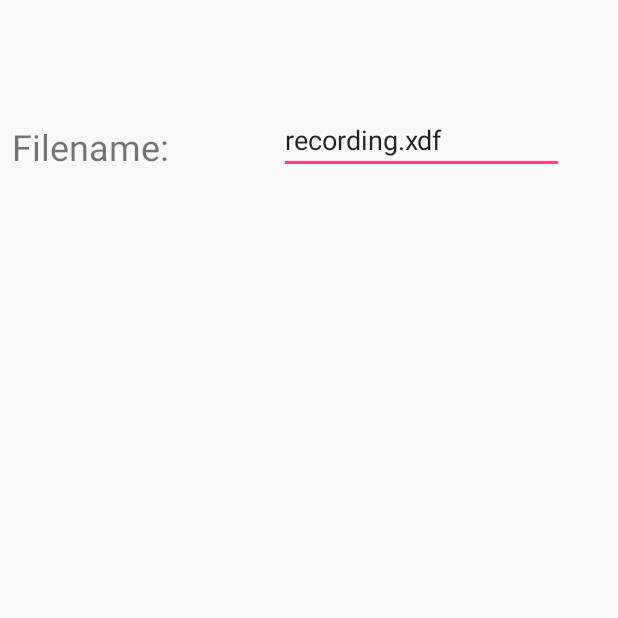
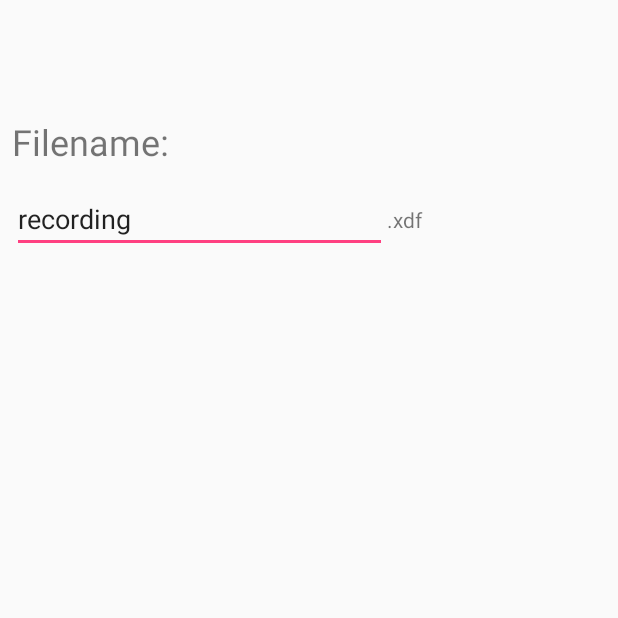
Before and after one commit to NeuropsyOL/RECORDA, an Android app: the screen it shows after launch (SettingsActivity), after a tap on an icon or button, on a phone screen of 412 x 824 dp, the top half of it. Run offline under Robolectric (Android 15) with nearby library versions, the light colour scheme and no system bars; 1 statement that could not run was skipped.

Commit message:
Use filename chosen by user in settings.

```diff
--- a/app/src/main/java/com/example/aliayubkhan/LSLReceiver/LSLService.java
+++ b/app/src/main/java/com/example/aliayubkhan/LSLReceiver/LSLService.java
@@ -8,6 +8,7 @@ import android.content.Context;
 import android.content.Intent;
 import android.graphics.Color;
 import android.os.Build;
+import android.os.Environment;
 import android.os.IBinder;
 import android.support.annotation.RequiresApi;
 import android.support.v4.app.NotificationCompat;
@@ -165,7 +166,10 @@ public class LSLService extends Service {
     private static Path freshRecordingFilePath() {
         String isoTime = LocalDateTime.now().toString();
         String fileNameSafeTime = isoTime.replace(':', '-');
-        return Paths.get(MainActivity.path, "recording-" + fileNameSafeTime + ".xdf");
+        String filename = MainActivity.filenamevalue + "-" + fileNameSafeTime + ".xdf";
+
+        Path path = Environment.getExternalStorageDirectory().toPath().resolve("Download");
+        return path.resolve(filename);
     }
 
     private void createNotificationChannel() {
--- a/app/src/main/java/com/example/aliayubkhan/LSLReceiver/MainActivity.java
+++ b/app/src/main/java/com/example/aliayubkhan/LSLReceiver/MainActivity.java
@@ -28,6 +28,8 @@ import android.widget.ListView;
 import android.widget.TextView;
 import android.widget.Toast;
 
+import org.apache.commons.lang3.StringUtils;
+
 import java.util.ArrayList;
 import java.util.List;
 
@@ -43,7 +45,6 @@ public class MainActivity extends Activity
     public static List<String> selectedStreamNames = new ArrayList<>();
     public static boolean writePermission = true;
     public static String filenamevalue;
-    public static String path;
     public static boolean isComplete = false;
     static TextView tv;
     static volatile boolean isRunning  = false;
@@ -93,8 +94,7 @@ public class MainActivity extends Activity
         tdate = (TextView) findViewById(R.id.elapsedTime);
         requestWritePermissions();
         // set filename so that is not null, it gets changed if the user enters settings screen
-        filenamevalue = "default.xdf";
-        path = Environment.getExternalStorageDirectory() + "/Download/";
+        filenamevalue = "recording";
         lv = (ListView) findViewById (R.id.streams);
         lv.setChoiceMode(ListView.CHOICE_MODE_MULTIPLE);
         settings_button = (ImageView) findViewById(R.id.settings_btn);
@@ -121,7 +121,9 @@ public class MainActivity extends Activity
                         //Log.i("Path", path);
                     }
 
-                    if(path != null){
+                    if (StringUtils.isEmpty(filenamevalue)) {
+                        filenamevalue = "recording";
+                    }
                     lv.setEnabled(false);
                     // make this a foreground service so that android does not kill it while it is in the background
                     if (Build.VERSION.SDK_INT >= Build.VERSION_CODES.O) {
@@ -132,12 +134,6 @@ public class MainActivity extends Activity
                     startMillis = System.currentTimeMillis();
                     tdate.setText("00:00");
                     ElapsedTime();
-                        System.out.println(path);
-                    } else {
-                        //Toast.makeText(MainActivity.this, "Filepath not chosen!", Toast.LENGTH_LONG).show();
-                        Toast.makeText(MainActivity.this, "Filepath invalid: "+ path,
-                                Toast.LENGTH_LONG).show();
-                    }
                 }
             }
         });
@@ -258,7 +254,7 @@ public class MainActivity extends Activity
             //When permission is not granted by user, show them message why this permission is needed.
             if (ActivityCompat.shouldShowRequestPermissionRationale(this,
                     Manifest.permission.WRITE_EXTERNAL_STORAGE)) {
-                Toast.makeText(this, "Please grant permissions to write LSL Stream",
+                Toast.makeText(this, "Please grant permissions to write XDF file",
                         Toast.LENGTH_LONG).show();
                 writePermission = false;
 
@@ -272,7 +268,6 @@ public class MainActivity extends Activity
                 ActivityCompat.requestPermissions(this,
                         new String[]{Manifest.permission.WRITE_EXTERNAL_STORAGE},
                         MY_PERMISSIONS_WRITE_LSL);
-                path = Environment.getExternalStorageDirectory() + "/Download/";
                 filenamevalue = "hardcoded.xdf";
             }
         }
--- a/app/src/main/java/com/example/aliayubkhan/LSLReceiver/SettingsActivity.java
+++ b/app/src/main/java/com/example/aliayubkhan/LSLReceiver/SettingsActivity.java
@@ -51,13 +51,18 @@ public class SettingsActivity extends AppCompatActivity {
         });*/
 
         filename = (EditText) findViewById(R.id.filenametext);
-        MainActivity.filenamevalue = String.valueOf(filename.getText());
+        filename.setText(MainActivity.filenamevalue);
     }
 
     // In case the user did not change the directory and left the settings view by using the back button
+
     @Override
     public void onBackPressed() {
         super.onBackPressed();
+        setFilenameOnMainAcitity();
+    }
+
+    private void setFilenameOnMainAcitity() {
         filename = (EditText) findViewById(R.id.filenametext);
         MainActivity.filenamevalue = String.valueOf(filename.getText());
     }
@@ -74,8 +79,7 @@ public class SettingsActivity extends AppCompatActivity {
                         DocumentsContract.getTreeDocumentId(uri));
             }
             //MainActivity.path = getPath(this, docUri);
-            Log.d(TAG, "onActivityResult: "+"Path is: " + MainActivity.path);
-            MainActivity.path = MainActivity.path; //+ "/" + MainActivity.filenamevalue;
+            Log.d(TAG, "onActivityResult: "+"File name starts with: " + MainActivity.filenamevalue);
             Intent intent = new Intent(SettingsActivity.this, MainActivity.class);
             startActivity(intent);
         }
--- a/app/src/main/res/layout/settings_activity.xml
+++ b/app/src/main/res/layout/settings_activity.xml
@@ -27,38 +27,22 @@
 
             <TextView
                 android:id="@+id/filename"
-                android:layout_width="165dp"
+                android:layout_width="wrap_content"
                 android:layout_height="wrap_content"
                 android:layout_marginTop="70dp"
                 android:layout_weight="1"
-                android:text="Filename: "
+                android:text="Filename:"
                 android:textSize="24sp" />
-
-            <EditText
-                android:id="@+id/filenametext"
-                android:layout_width="190dp"
-                android:layout_height="40dp"
-                android:layout_marginTop="68dp"
-                android:layout_marginEnd="28dp"
-                android:layout_marginBottom="65dp"
-                android:ems="10"
-                android:hint="Enter filename"
-                android:inputType="textLongMessage"
-                android:text="recording.xdf"
-                android:textSize="18sp"
-                app:layout_constraintBottom_toBottomOf="parent"
-                app:layout_constraintEnd_toEndOf="parent" />
 
         </LinearLayout>
 
         <LinearLayout
-            android:layout_width="match_parent"
-            android:layout_height="wrap_content"
+            android:layout_width="wrap_content"
+            android:layout_height="71dp"
             android:gravity="center"
-            android:orientation="vertical"
             android:textAlignment="center">
 
-<!--            <Button
+            <!--            <Button
                 android:id="@+id/locationButton"
                 android:layout_width="155dp"
                 android:layout_height="wrap_content"
@@ -67,6 +51,29 @@
                 android:text="Select Location"
                 android:textAlignment="center"
                 android:textColor="#FFFFFF" />-->
+
+            <EditText
+                android:id="@+id/filenametext"
+                android:layout_width="250dp"
+                android:layout_height="wrap_content"
+                android:ems="10"
+                android:hint="Enter filename"
+                android:inputType="textLongMessage"
+                android:singleLine="true"
+                android:text="recording"
+                android:textSize="18sp"
+                app:layout_constraintBottom_toBottomOf="parent"
+                app:layout_constraintEnd_toEndOf="parent" />
+
+            <TextView
+                android:id="@+id/extensionLabel"
+                android:layout_width="wrap_content"
+                android:layout_height="wrap_content"
+                android:ems="10"
+                android:inputType="none"
+                android:singleLine="true"
+                android:text=".xdf" />
         </LinearLayout>
+
     </LinearLayout>
 </android.support.constraint.ConstraintLayout>
```
Lines whose indentation alone changed are shown as unchanged.
